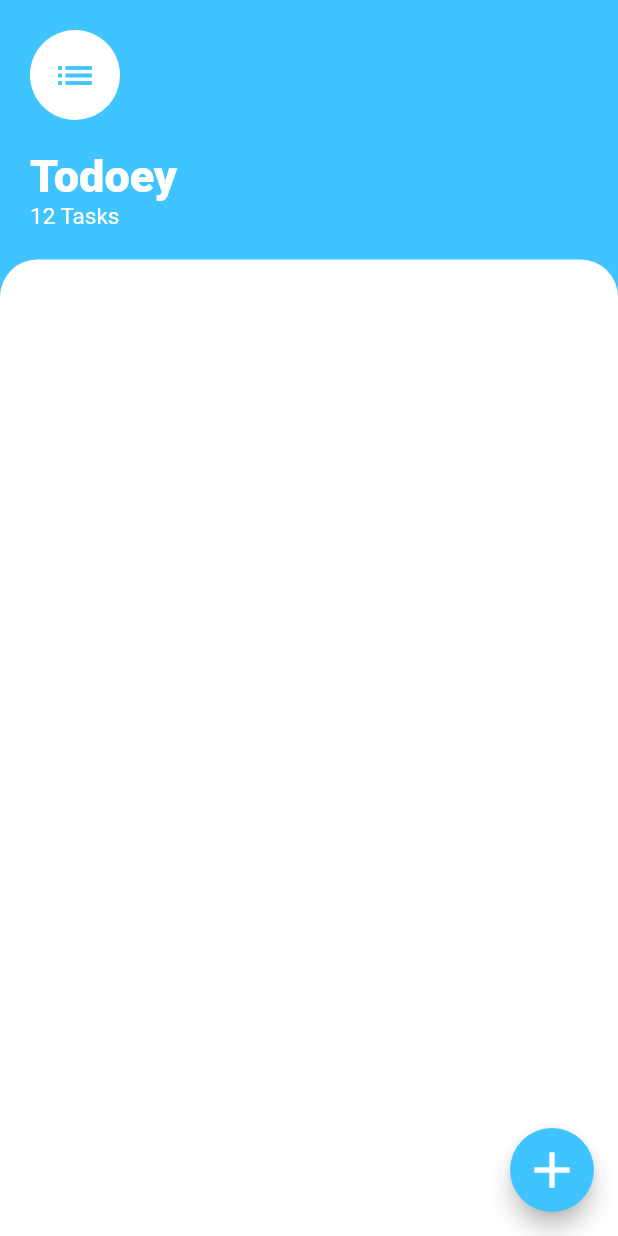
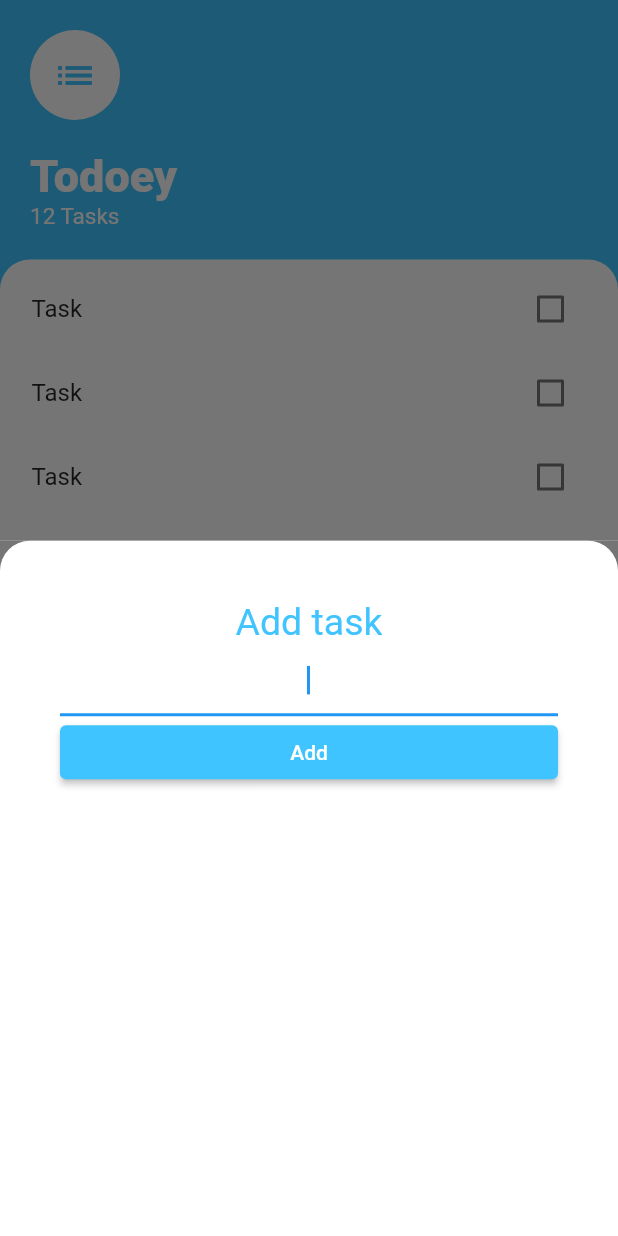
Before and after one commit to LoaiAlhakeam/Todoey, a Flutter app: the screen it shows after launch, after a tap on the "add" icon, on a phone screen of 412 x 824 dp. Run offline on Flutter 3.47's test engine with Material 2 defaults, Android fonts, the phone set to English and light mode, and no system bars.

Commit message:
Add task screen

```diff
--- /dev/null
+++ b/lib/Components/task_item.dart
@@ -0,0 +1,14 @@
+import 'package:flutter/material.dart';
+
+class TaskItem extends StatelessWidget {
+  @override
+  Widget build(BuildContext context) {
+    return ListTile(
+      title: Text('Task'),
+      trailing: Checkbox(
+        value: false,
+        onChanged: (value) {},
+      ),
+    );
+  }
+}
--- /dev/null
+++ b/lib/Screens/add_task_screen.dart
@@ -0,0 +1,56 @@
+import 'package:flutter/cupertino.dart';
+import 'package:flutter/material.dart';
+
+class AddTaskScreen extends StatelessWidget {
+  @override
+  Widget build(BuildContext context) {
+    return Container(
+      color: Color(0xFF757575),
+      child: Container(
+        decoration: BoxDecoration(
+          color: Colors.white,
+          borderRadius: BorderRadius.only(
+            topRight: Radius.circular(20.0),
+            topLeft: Radius.circular(20.0),
+          ),
+        ),
+        child: Padding(
+          padding: EdgeInsets.all(40.0),
+          child: Column(
+            crossAxisAlignment: CrossAxisAlignment.stretch,
+            children: [
+              Text(
+                'Add task',
+                textAlign: TextAlign.center,
+                style: TextStyle(
+                  fontSize: 25.0,
+                  color: Colors.lightBlueAccent,
+                ),
+              ),
+              TextField(
+                style: TextStyle(
+                  color: Colors.lightBlueAccent,
+                ),
+                autofocus: true,
+                textAlign: TextAlign.center,
+                decoration: InputDecoration(
+                  border: UnderlineInputBorder(
+                    borderSide: BorderSide(color: Colors.lightBlueAccent),
+                  ),
+                ),
+              ),
+              ElevatedButton(
+                onPressed: () {},
+                child: const Text('Add'),
+                style: ButtonStyle(
+                  backgroundColor:
+                      MaterialStateProperty.all<Color>(Colors.lightBlueAccent),
+                ),
+              ),
+            ],
+          ),
+        ),
+      ),
+    );
+  }
+}
--- a/lib/Screens/first_screen.dart
+++ b/lib/Screens/first_screen.dart
@@ -1,11 +1,26 @@
-import 'package:flutter/cupertino.dart';
 import 'package:flutter/material.dart';
+import 'package:todoey_flutter/Screens/add_task_screen.dart';
+import 'package:todoey_flutter/Components/task_item.dart';
 
 class FirstScreen extends StatelessWidget {
   @override
   Widget build(BuildContext context) {
     return Scaffold(
       backgroundColor: Colors.lightBlueAccent,
+      floatingActionButton: FloatingActionButton(
+        onPressed: () {
+          showModalBottomSheet<void>(
+            context: context,
+            builder: (context) => AddTaskScreen(),
+          );
+        },
+        backgroundColor: Colors.lightBlueAccent,
+        child: Icon(
+          Icons.add,
+          size: 40.0,
+          color: Colors.white,
+        ),
+      ),
       body: SafeArea(
         child: Column(
           crossAxisAlignment: CrossAxisAlignment.start,
@@ -47,26 +62,26 @@ class FirstScreen extends StatelessWidget {
             ),
             Expanded(
               child: Container(
+                padding: EdgeInsets.all(5.0),
                 decoration: BoxDecoration(
-                    color: Colors.white,
-                    borderRadius: BorderRadius.only(
-                      topLeft: Radius.circular(25.0),
-                      topRight: Radius.circular(25.0),
-                    )),
+                  color: Colors.white,
+                  borderRadius: BorderRadius.only(
+                    topLeft: Radius.circular(20.0),
+                    topRight: Radius.circular(20.0),
+                  ),
+                ),
+                child: ListView(
+                  children: [
+                    TaskItem(),
+                    TaskItem(),
+                    TaskItem(),
+                  ],
+                ),
               ),
             ),
           ],
         ),
       ),
-      floatingActionButton: FloatingActionButton(
-        onPressed: () {},
-        backgroundColor: Colors.lightBlueAccent,
-        child: Icon(
-          Icons.add,
-          size: 40.0,
-          color: Colors.white,
-        ),
-      ),
     );
   }
 }
```
